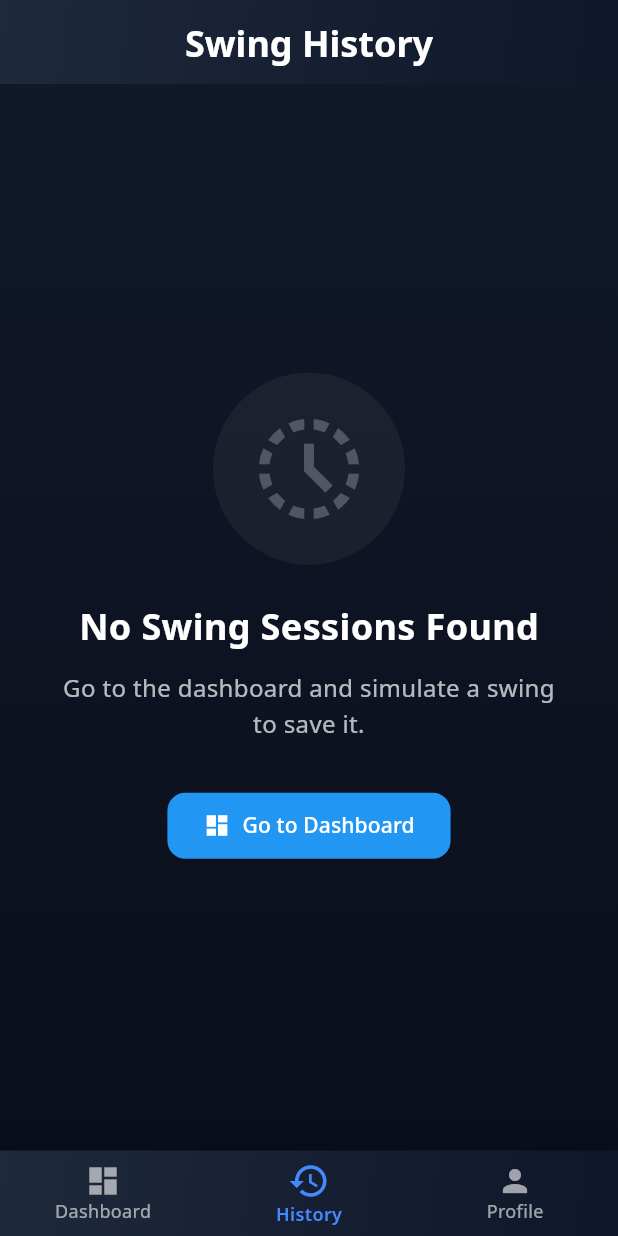
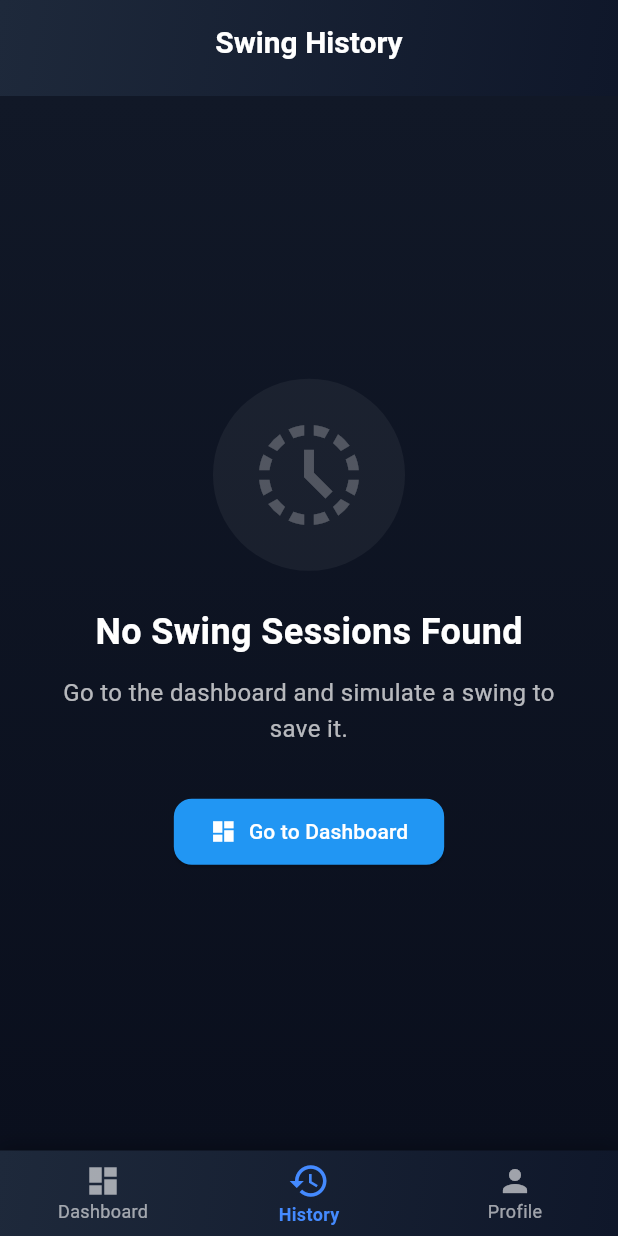
Before and after one commit to Lop2003/presuremat-app, a Flutter app: the screen it shows once a user with an empty profile is signed in, item 2 of the bottom bar chosen, on a phone screen of 412 x 824 dp. Run offline on Flutter 3.47's test engine with Material 3 defaults, Android fonts, the phone set to English and light mode, and no system bars; our stand-ins replace cloud_firestore, firebase_auth, firebase_core, fl_chart, google_sign_in; accounts and stored records are empty.

Commit message:
ตกแต่ง

```diff
--- a/lib/main.dart
+++ b/lib/main.dart
@@ -1,8 +1,8 @@
 import 'package:flutter/material.dart';
 import 'package:firebase_core/firebase_core.dart';
-import 'package:google_fonts/google_fonts.dart';
 import 'firebase_options.dart';
 import 'package:golf_force_plate/screens/splash_screen.dart';
+import 'package:golf_force_plate/theme.dart';
 
 void main() async {
   // ตรวจสอบให้แน่ใจว่า Flutter ทำงานพร้อมแล้ว
@@ -19,29 +19,7 @@ class GolfForcePlateApp extends StatelessWidget {
   Widget build(BuildContext context) {
     return MaterialApp(
       title: 'Golf Force Plate',
-      theme: ThemeData(
-        brightness: Brightness.dark,
-        scaffoldBackgroundColor: const Color(0xFF0A0A0A),
-        textTheme: GoogleFonts.notoSansTextTheme(),
-        colorScheme: const ColorScheme.dark(
-          primary: Colors.blueAccent,
-          secondary: Colors.cyanAccent,
-          error: Colors.redAccent,
-        ),
-        inputDecorationTheme: InputDecorationTheme(
-          border: OutlineInputBorder(borderRadius: BorderRadius.circular(12)),
-        ),
-        elevatedButtonTheme: ElevatedButtonThemeData(
-          style: ElevatedButton.styleFrom(
-            padding: const EdgeInsets.symmetric(vertical: 16),
-            shape: RoundedRectangleBorder(
-              borderRadius: BorderRadius.circular(12),
-            ),
-            backgroundColor: Colors.blueAccent,
-            foregroundColor: Colors.white,
-          ),
-        ),
-      ),
+      theme: appTheme,
       home: const SplashScreen(),
       debugShowCheckedModeBanner: false,
     );
--- a/lib/screens/history_screen.dart
+++ b/lib/screens/history_screen.dart
@@ -3,6 +3,8 @@ import 'package:cloud_firestore/cloud_firestore.dart';
 import 'package:firebase_auth/firebase_auth.dart';
 import 'package:intl/intl.dart';
 import 'package:golf_force_plate/screens/playback_screen.dart';
+import 'package:golf_force_plate/widgets/modern_app_bar.dart';
+import 'package:golf_force_plate/widgets/modern_card.dart';
 
 class HistoryScreen extends StatefulWidget {
   const HistoryScreen({super.key});
@@ -32,24 +34,7 @@ class _HistoryScreenState extends State<HistoryScreen> {
   Widget build(BuildContext context) {
     return Scaffold(
       backgroundColor: const Color(0xFF111827),
-      appBar: AppBar(
-        title: const Text(
-          'Swing History',
-          style: TextStyle(fontSize: 24, fontWeight: FontWeight.bold),
-        ),
-        centerTitle: true,
-        backgroundColor: Colors.transparent,
-        elevation: 0,
-        flexibleSpace: Container(
-          decoration: const BoxDecoration(
-            gradient: LinearGradient(
-              begin: Alignment.topLeft,
-              end: Alignment.bottomRight,
-              colors: [Color(0xFF1E293B), Color(0xFF0F172A)],
-            ),
-          ),
-        ),
-      ),
+      appBar: const ModernAppBar(title: 'Swing History'),
       body: Container(
         decoration: const BoxDecoration(
           gradient: LinearGradient(
@@ -182,7 +167,7 @@ class _HistoryScreenState extends State<HistoryScreen> {
             final swingDocs = snapshot.data!.docs;
 
             return ListView.builder(
-              padding: const EdgeInsets.all(8.0),
+              padding: const EdgeInsets.symmetric(horizontal: 12, vertical: 8),
               itemCount: swingDocs.length,
               itemBuilder: (context, index) {
                 final swingData =
@@ -213,32 +198,14 @@ class _HistoryScreenState extends State<HistoryScreen> {
                   }
                 }
 
-                return Card(
-                  margin: const EdgeInsets.symmetric(
-                    horizontal: 16,
-                    vertical: 8,
-                  ),
-                  shape: RoundedRectangleBorder(
-                    borderRadius: BorderRadius.circular(16),
-                    side: BorderSide(
-                      color: Colors.blueAccent.withOpacity(0.2),
-                      width: 1,
-                    ),
-                  ),
-                  elevation: 4,
-                  color: const Color(0xFF1E293B),
-                  child: InkWell(
-                    borderRadius: BorderRadius.circular(16),
+                return ModernCard(
                   onTap: () {
                     Navigator.of(context).push(
                       MaterialPageRoute(
-                          builder: (ctx) =>
-                              PlaybackScreen(swingId: swingDocs[index].id),
+                        builder: (ctx) => PlaybackScreen(swingId: swingDocs[index].id),
                       ),
                     );
                   },
-                    child: Padding(
-                      padding: const EdgeInsets.all(16),
                   child: Row(
                         children: [
                           Container(
@@ -319,8 +286,6 @@ class _HistoryScreenState extends State<HistoryScreen> {
                           ),
                         ],
                       ),
-                    ),
-                  ),
                 );
               },
             );
--- /dev/null
+++ b/lib/theme.dart
@@ -0,0 +1,89 @@
+import 'package:flutter/material.dart';
+
+final ThemeData appTheme = ThemeData(
+  brightness: Brightness.dark,
+  scaffoldBackgroundColor: const Color(0xFF070812),
+  fontFamily: 'Roboto',
+  colorScheme: const ColorScheme.dark(
+    primary: Color(0xFF4F8EF7),
+    secondary: Color(0xFF00D4FF),
+    error: Color(0xFFFF6B6B),
+  ),
+  appBarTheme: const AppBarTheme(
+    backgroundColor: Colors.transparent,
+    elevation: 0,
+    centerTitle: true,
+    titleTextStyle: TextStyle(
+      fontSize: 20,
+      fontWeight: FontWeight.w700,
+      color: Colors.white,
+    ),
+    iconTheme: IconThemeData(color: Colors.white70),
+  ),
+  cardTheme: CardThemeData(
+    color: const Color(0xFF0F1722),
+    elevation: 6,
+    shape: RoundedRectangleBorder(borderRadius: BorderRadius.circular(16)),
+    margin: const EdgeInsets.symmetric(horizontal: 16, vertical: 8),
+  ),
+  listTileTheme: const ListTileThemeData(
+    iconColor: Colors.white70,
+    textColor: Colors.white,
+    contentPadding: EdgeInsets.symmetric(horizontal: 16, vertical: 8),
+  ),
+  tabBarTheme: const TabBarThemeData(
+    indicatorSize: TabBarIndicatorSize.label,
+    labelColor: Colors.white,
+    unselectedLabelColor: Colors.white54,
+    indicator: UnderlineTabIndicator(
+      borderSide: BorderSide(color: Color(0xFF00D4FF), width: 2),
+    ),
+  ),
+  bottomNavigationBarTheme: const BottomNavigationBarThemeData(
+    backgroundColor: Color(0xFF0B1220),
+    selectedItemColor: Color(0xFF4F8EF7),
+    unselectedItemColor: Colors.white54,
+    type: BottomNavigationBarType.fixed,
+    showUnselectedLabels: true,
+  ),
+  dividerTheme: const DividerThemeData(
+    color: Color(0xFF1B2433),
+    thickness: 1,
+    space: 24,
+  ),
+  inputDecorationTheme: InputDecorationTheme(
+    filled: true,
+    fillColor: const Color(0xFF0B1220),
+    border: OutlineInputBorder(borderRadius: BorderRadius.circular(12), borderSide: BorderSide.none),
+    contentPadding: const EdgeInsets.symmetric(horizontal: 16, vertical: 14),
+    hintStyle: TextStyle(color: Colors.white.withOpacity(0.5)),
+  ),
+  elevatedButtonTheme: ElevatedButtonThemeData(
+    style: ElevatedButton.styleFrom(
+      padding: const EdgeInsets.symmetric(vertical: 14, horizontal: 20),
+      shape: RoundedRectangleBorder(borderRadius: BorderRadius.circular(12)),
+      backgroundColor: const Color(0xFF4F8EF7),
+      foregroundColor: Colors.white,
+    ),
+  ),
+  chipTheme: ChipThemeData(
+    backgroundColor: const Color(0xFF0F1722),
+    disabledColor: Colors.white12,
+    selectedColor: const Color(0xFF4F8EF7).withOpacity(0.2),
+    secondarySelectedColor: const Color(0xFF00D4FF).withOpacity(0.2),
+    padding: const EdgeInsets.symmetric(horizontal: 8, vertical: 6),
+    shape: RoundedRectangleBorder(borderRadius: BorderRadius.circular(12)),
+    labelStyle: const TextStyle(color: Colors.white),
+    secondaryLabelStyle: const TextStyle(color: Colors.white),
+    brightness: Brightness.dark,
+  ),
+  dialogTheme: DialogThemeData(
+    backgroundColor: const Color(0xFF0F1722),
+    shape: RoundedRectangleBorder(borderRadius: BorderRadius.circular(16)),
+  ),
+  textTheme: const TextTheme(
+    bodyLarge: TextStyle(color: Colors.white),
+    bodyMedium: TextStyle(color: Colors.white70),
+    titleLarge: TextStyle(fontSize: 20, fontWeight: FontWeight.w700, color: Colors.white),
+  ),
+);
--- /dev/null
+++ b/lib/widgets/modern_app_bar.dart
@@ -0,0 +1,35 @@
+import 'package:flutter/material.dart';
+
+class ModernAppBar extends StatelessWidget implements PreferredSizeWidget {
+  final String title;
+  final List<Widget>? actions;
+  final bool showGradient;
+
+  const ModernAppBar({super.key, required this.title, this.actions, this.showGradient = true});
+
+  @override
+  Size get preferredSize => const Size.fromHeight(64);
+
+  @override
+  Widget build(BuildContext context) {
+    final appBar = AppBar(
+      title: Text(title),
+      centerTitle: true,
+      elevation: 0,
+      backgroundColor: Colors.transparent,
+      actions: actions,
+      flexibleSpace: showGradient
+          ? Container(
+              decoration: const BoxDecoration(
+                gradient: LinearGradient(
+                  begin: Alignment.topLeft,
+                  end: Alignment.bottomRight,
+                  colors: [Color(0xFF1E293B), Color(0xFF0F172A)],
+                ),
+              ),
+            )
+          : null,
+    );
+    return appBar;
+  }
+}
```
Also changed, not shown: lib/screens/dashboard_screen.dart (+18 -15 lines), lib/widgets/modern_card.dart (added, +24 -0 lines), pubspec.yaml (+8 -8 lines), pubspec.lock, 1 other file. Lines whose indentation alone changed are shown as unchanged.
